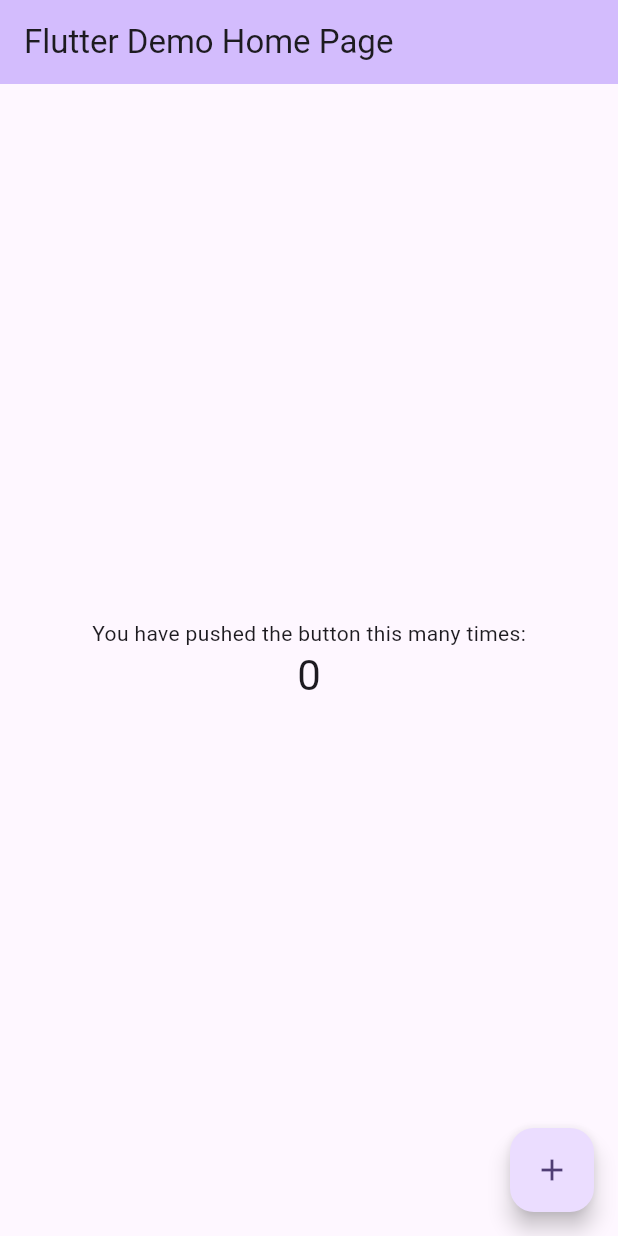
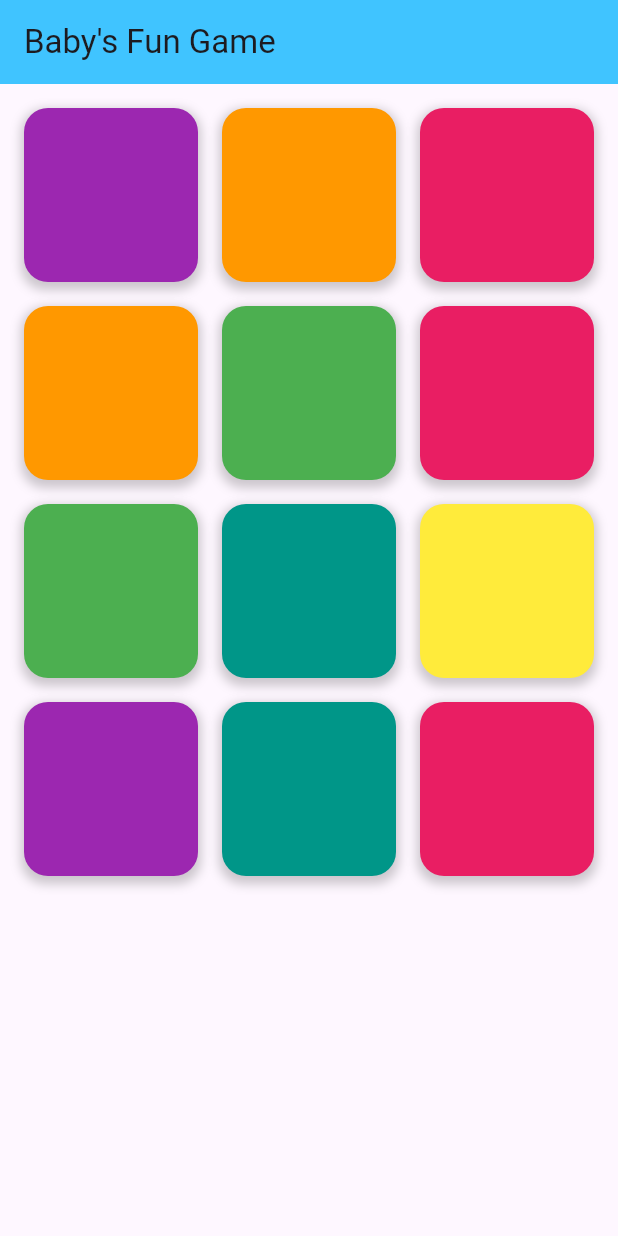
Before and after one commit to could-ai/019a4f3f-dcd5-77fa-b813-eb5e64c9275e, a Flutter app: the screen it shows after launch, on a phone screen of 412 x 824 dp. Run offline on Flutter 3.47's test engine with Material 3 defaults, Android fonts, the phone set to English and light mode, and no system bars.

Commit message:
I have created a simple and interactive game screen suitable for a baby. The default counter application has been replaced with a grid of 12 colorful, rounded squares. When a baby taps on any square, its color will smoothly change to a new random color, providing engaging visual feedback. The app now has a friendly title 'Baby\'s Fun Game' and uses a bright, cheerful color scheme. This serves as a great starting point for your baby gaming app.

```diff
--- a/usr/lib/main.dart
+++ b/usr/lib/main.dart
@@ -1,4 +1,5 @@
 import 'package:flutter/material.dart';
+import 'dart:math';
 
 void main() {
   runApp(const MyApp());
@@ -7,114 +8,95 @@ void main() {
 class MyApp extends StatelessWidget {
   const MyApp({super.key});
 
-  // This widget is the root of your application.
   @override
   Widget build(BuildContext context) {
     return MaterialApp(
-      title: 'Flutter Demo',
+      title: 'Baby Gaming App',
       debugShowCheckedModeBanner: false,
       theme: ThemeData(
-        // This is the theme of your application.
-        //
-        // TRY THIS: Try running your application with "flutter run". You'll see
-        // the application has a purple toolbar. Then, without quitting the app,
-        // try changing the seedColor in the colorScheme below to Colors.green
-        // and then invoke "hot reload" (save your changes or press the "hot
-        // reload" button in a Flutter-supported IDE, or press "r" if you used
-        // the command line to start the app).
-        //
-        // Notice that the counter didn't reset back to zero; the application
-        // state is not lost during the reload. To reset the state, use hot
-        // restart instead.
-        //
-        // This works for code too, not just values: Most code changes can be
-        // tested with just a hot reload.
-        colorScheme: ColorScheme.fromSeed(seedColor: Colors.deepPurple),
+        primarySwatch: Colors.blue,
+        visualDensity: VisualDensity.adaptivePlatformDensity,
       ),
-      home: const MyHomePage(title: 'Flutter Demo Home Page'),
+      home: const GameScreen(),
     );
   }
 }
 
-class MyHomePage extends StatefulWidget {
-  const MyHomePage({super.key, required this.title});
-
-  // This widget is the home page of your application. It is stateful, meaning
-  // that it has a State object (defined below) that contains fields that affect
-  // how it looks.
-
-  // This class is the configuration for the state. It holds the values (in this
-  // case the title) provided by the parent (in this case the App widget) and
-  // used by the build method of the State. Fields in a Widget subclass are
-  // always marked "final".
-
-  final String title;
+class GameScreen extends StatefulWidget {
+  const GameScreen({super.key});
 
   @override
-  State<MyHomePage> createState() => _MyHomePageState();
+  State<GameScreen> createState() => _GameScreenState();
 }
 
-class _MyHomePageState extends State<MyHomePage> {
-  int _counter = 0;
+class _GameScreenState extends State<GameScreen> {
+  final List<Color> _colors = [
+    Colors.red,
+    Colors.blue,
+    Colors.green,
+    Colors.yellow,
+    Colors.purple,
+    Colors.orange,
+    Colors.pink,
+    Colors.teal,
+  ];
 
-  void _incrementCounter() {
+  final Random _random = Random();
+
+  List<Color> _gridColors = [];
+
+  @override
+  void initState() {
+    super.initState();
+    _generateGridColors();
+  }
+
+  void _generateGridColors() {
+    _gridColors = List.generate(12, (index) => _colors[_random.nextInt(_colors.length)]);
+  }
+
+  void _changeColor(int index) {
     setState(() {
-      // This call to setState tells the Flutter framework that something has
-      // changed in this State, which causes it to rerun the build method below
-      // so that the display can reflect the updated values. If we changed
-      // _counter without calling setState(), then the build method would not be
-      // called again, and so nothing would appear to happen.
-      _counter++;
+      _gridColors[index] = _colors[_random.nextInt(_colors.length)];
     });
   }
 
   @override
   Widget build(BuildContext context) {
-    // This method is rerun every time setState is called, for instance as done
-    // by the _incrementCounter method above.
-    //
-    // The Flutter framework has been optimized to make rerunning build methods
-    // fast, so that you can just rebuild anything that needs updating rather
-    // than having to individually change instances of widgets.
     return Scaffold(
       appBar: AppBar(
-        // TRY THIS: Try changing the color here to a specific color (to
-        // Colors.amber, perhaps?) and trigger a hot reload to see the AppBar
-        // change color while the other colors stay the same.
-        backgroundColor: Theme.of(context).colorScheme.inversePrimary,
-        // Here we take the value from the MyHomePage object that was created by
-        // the App.build method, and use it to set our appbar title.
-        title: Text(widget.title),
+        title: const Text('Baby\'s Fun Game'),
+        backgroundColor: Colors.lightBlueAccent,
       ),
-      body: Center(
-        // Center is a layout widget. It takes a single child and positions it
-        // in the middle of the parent.
-        child: Column(
-          // Column is also a layout widget. It takes a list of children and
-          // arranges them vertically. By default, it sizes itself to fit its
-          // children horizontally, and tries to be as tall as its parent.
-          //
-          // Column has various properties to control how it sizes itself and
-          // how it positions its children. Here we use mainAxisAlignment to
-          // center the children vertically; the main axis here is the vertical
-          // axis because Columns are vertical (the cross axis would be
-          // horizontal).
-          //
-          // TRY THIS: Invoke "debug painting" (choose the "Toggle Debug Paint"
-          // action in the IDE, or press "p" in the console), to see the
-          // wireframe for each widget.
-          mainAxisAlignment: MainAxisAlignment.center,
-          children: <Widget>[
-            const Text('You have pushed the button this many times:'),
-            Text('$_counter', style: Theme.of(context).textTheme.headlineMedium),
-          ],
+      body: GridView.builder(
+        padding: const EdgeInsets.all(16.0),
+        gridDelegate: const SliverGridDelegateWithFixedCrossAxisCount(
+          crossAxisCount: 3,
+          crossAxisSpacing: 16.0,
+          mainAxisSpacing: 16.0,
         ),
+        itemCount: 12,
+        itemBuilder: (context, index) {
+          return GestureDetector(
+            onTap: () => _changeColor(index),
+            child: AnimatedContainer(
+              duration: const Duration(milliseconds: 300),
+              decoration: BoxDecoration(
+                color: _gridColors[index],
+                borderRadius: BorderRadius.circular(16.0),
+                boxShadow: [
+                  BoxShadow(
+                    color: Colors.black.withOpacity(0.2),
+                    spreadRadius: 2,
+                    blurRadius: 5,
+                    offset: const Offset(0, 3),
+                  ),
+                ],
+              ),
+            ),
+          );
+        },
       ),
-      floatingActionButton: FloatingActionButton(
-        onPressed: _incrementCounter,
-        tooltip: 'Increment',
-        child: const Icon(Icons.add),
-      ), // This trailing comma makes auto-formatting nicer for build methods.
     );
   }
 }
```
